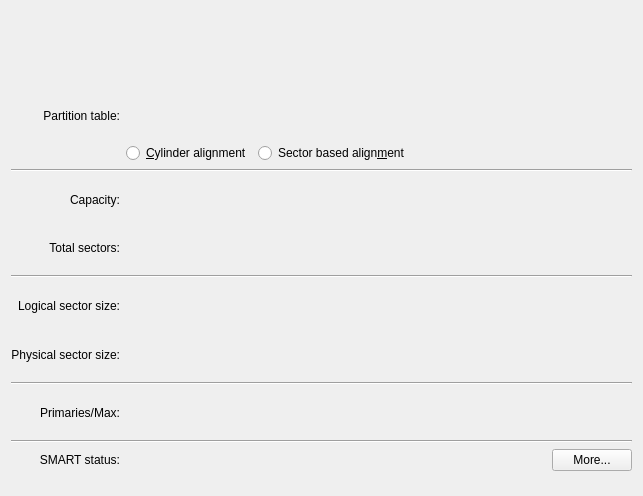
The window that src/gui/devicepropswidgetbase.ui (KDE/partitionmanager) describes before a commit, drawn with Qt 5.
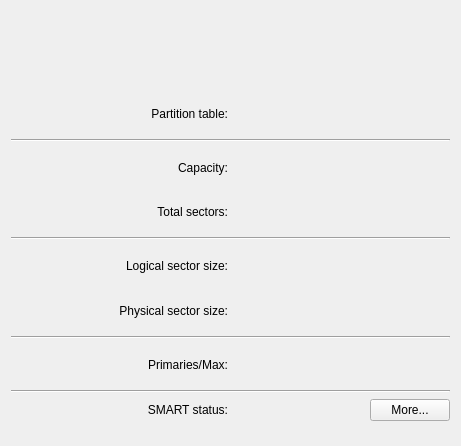
The same window after the commit. Custom widgets are drawn as their Qt base class.

Commit message: Remove support for CHS alignment.

```diff
--- a/src/gui/devicepropswidgetbase.ui
+++ b/src/gui/devicepropswidgetbase.ui
@@ -11,158 +11,12 @@
    <rect>
     <x>0</x>
     <y>0</y>
-    <width>643</width>
-    <height>496</height>
+    <width>451</width>
+    <height>446</height>
    </rect>
   </property>
   <layout class="QGridLayout" name="gridLayout">
-   <item row="0" column="0" colspan="2">
-    <widget class="PartTableWidget" name="m_PartTableWidget" native="true">
-     <property name="sizePolicy">
-      <sizepolicy hsizetype="Expanding" vsizetype="Fixed">
-       <horstretch>0</horstretch>
-       <verstretch>0</verstretch>
-      </sizepolicy>
-     </property>
-     <property name="minimumSize">
-      <size>
-       <width>0</width>
-       <height>60</height>
-      </size>
-     </property>
-     <property name="maximumSize">
-      <size>
-       <width>16777215</width>
-       <height>60</height>
-      </size>
-     </property>
-     <property name="contextMenuPolicy">
-      <enum>Qt::CustomContextMenu</enum>
-     </property>
-    </widget>
-   </item>
-   <item row="1" column="0" colspan="2">
-    <spacer name="verticalSpacer">
-     <property name="orientation">
-      <enum>Qt::Vertical</enum>
-     </property>
-     <property name="sizeType">
-      <enum>QSizePolicy::Fixed</enum>
-     </property>
-     <property name="sizeHint" stdset="0">
-      <size>
-       <width>439</width>
-       <height>17</height>
-      </size>
-     </property>
-    </spacer>
-   </item>
-   <item row="2" column="0">
-    <widget class="QLabel" name="m_LabelTextType">
-     <property name="text">
-      <string>Partition table:</string>
-     </property>
-     <property name="alignment">
-      <set>Qt::AlignRight|Qt::AlignTrailing|Qt::AlignVCenter</set>
-     </property>
-    </widget>
-   </item>
-   <item row="2" column="1">
-    <widget class="QLabel" name="m_LabelType">
-     <property name="text">
-      <string/>
-     </property>
-     <property name="textInteractionFlags">
-      <set>Qt::LinksAccessibleByMouse|Qt::TextSelectableByKeyboard|Qt::TextSelectableByMouse</set>
-     </property>
-    </widget>
-   </item>
-   <item row="3" column="1">
-    <layout class="QHBoxLayout" name="m_TypeLayout">
-     <item>
-      <widget class="QRadioButton" name="m_RadioCylinderBased">
-       <property name="text">
-        <string>&amp;Cylinder alignment</string>
-       </property>
-      </widget>
-     </item>
-     <item>
-      <widget class="QRadioButton" name="m_RadioSectorBased">
-       <property name="text">
-        <string>Sector based align&amp;ment</string>
-       </property>
-      </widget>
-     </item>
-     <item>
-      <spacer name="m_SpacerType">
-       <property name="orientation">
-        <enum>Qt::Horizontal</enum>
-       </property>
-       <property name="sizeHint" stdset="0">
-        <size>
-         <width>40</width>
-         <height>0</height>
-        </size>
-       </property>
-      </spacer>
-     </item>
-    </layout>
-   </item>
-   <item row="4" column="0" colspan="2">
-    <widget class="Line" name="line">
-     <property name="orientation">
-      <enum>Qt::Horizontal</enum>
-     </property>
-    </widget>
-   </item>
-   <item row="5" column="0">
-    <widget class="QLabel" name="m_LabelTextCapacity">
-     <property name="text">
-      <string>Capacity:</string>
-     </property>
-     <property name="alignment">
-      <set>Qt::AlignRight|Qt::AlignTrailing|Qt::AlignVCenter</set>
-     </property>
-    </widget>
-   </item>
-   <item row="5" column="1">
-    <widget class="QLabel" name="m_LabelCapacity">
-     <property name="text">
-      <string/>
-     </property>
-     <property name="textInteractionFlags">
-      <set>Qt::LinksAccessibleByMouse|Qt::TextSelectableByKeyboard|Qt::TextSelectableByMouse</set>
-     </property>
-    </widget>
-   </item>
-   <item row="6" column="0">
-    <widget class="QLabel" name="m_LabelTextTotalSectors">
-     <property name="text">
-      <string>Total sectors:</string>
-     </property>
-     <property name="alignment">
-      <set>Qt::AlignRight|Qt::AlignTrailing|Qt::AlignVCenter</set>
-     </property>
-    </widget>
-   </item>
-   <item row="6" column="1">
-    <widget class="QLabel" name="m_LabelTotalSectors">
-     <property name="text">
-      <string/>
-     </property>
-     <property name="textInteractionFlags">
-      <set>Qt::LinksAccessibleByMouse|Qt::TextSelectableByKeyboard|Qt::TextSelectableByMouse</set>
-     </property>
-    </widget>
-   </item>
-   <item row="7" column="0" colspan="2">
-    <widget class="Line" name="line_2">
-     <property name="orientation">
-      <enum>Qt::Horizontal</enum>
-     </property>
-    </widget>
-   </item>
-   <item row="8" column="0">
+   <item row="7" column="0">
     <widget class="QLabel" name="m_LabelTextLogicalSectorSize">
      <property name="text">
       <string>Logical sector size:</string>
@@ -172,51 +26,7 @@
      </property>
     </widget>
    </item>
-   <item row="8" column="1">
-    <widget class="QLabel" name="m_LabelLogicalSectorSize">
-     <property name="text">
-      <string/>
-     </property>
-     <property name="textInteractionFlags">
-      <set>Qt::LinksAccessibleByMouse|Qt::TextSelectableByKeyboard|Qt::TextSelectableByMouse</set>
-     </property>
-    </widget>
-   </item>
-   <item row="9" column="0">
-    <widget class="QLabel" name="m_LabelTextPhysicalSectorSize">
-     <property name="text">
-      <string>Physical sector size:</string>
-     </property>
-     <property name="alignment">
-      <set>Qt::AlignRight|Qt::AlignTrailing|Qt::AlignVCenter</set>
-     </property>
-    </widget>
-   </item>
-   <item row="9" column="1">
-    <widget class="QLabel" name="m_LabelPhysicalSectorSize">
-     <property name="text">
-      <string/>
-     </property>
-     <property name="textInteractionFlags">
-      <set>Qt::LinksAccessibleByMouse|Qt::TextSelectableByKeyboard|Qt::TextSelectableByMouse</set>
-     </property>
-    </widget>
-   </item>
-   <item row="10" column="0" colspan="2">
-    <widget class="Line" name="line_3">
-     <property name="orientation">
-      <enum>Qt::Horizontal</enum>
-     </property>
-    </widget>
-   </item>
-   <item row="12" column="0" colspan="2">
-    <widget class="Line" name="line_4">
-     <property name="orientation">
-      <enum>Qt::Horizontal</enum>
-     </property>
-    </widget>
-   </item>
-   <item row="11" column="0">
+   <item row="10" column="0">
     <widget class="QLabel" name="m_LabelTextPrimariesMax">
      <property name="text">
       <string>Primaries/Max:</string>
@@ -226,27 +36,17 @@
      </property>
     </widget>
    </item>
-   <item row="11" column="1">
-    <widget class="QLabel" name="m_LabelPrimariesMax">
+   <item row="5" column="0">
+    <widget class="QLabel" name="m_LabelTextTotalSectors">
      <property name="text">
-      <string/>
-     </property>
-     <property name="textInteractionFlags">
-      <set>Qt::LinksAccessibleByMouse|Qt::TextSelectableByKeyboard|Qt::TextSelectableByMouse</set>
-     </property>
-    </widget>
-   </item>
-   <item row="13" column="0">
-    <widget class="QLabel" name="m_LabelTextSmartStatus">
-     <property name="text">
-      <string>SMART status:</string>
+      <string>Total sectors:</string>
      </property>
      <property name="alignment">
       <set>Qt::AlignRight|Qt::AlignTrailing|Qt::AlignVCenter</set>
      </property>
     </widget>
    </item>
-   <item row="13" column="1">
+   <item row="12" column="1">
     <layout class="QHBoxLayout" name="horizontalLayout">
      <item>
       <widget class="QLabel" name="m_LabelSmartStatusIcon">
@@ -286,7 +86,63 @@
      </item>
     </layout>
    </item>
-   <item row="14" column="0" colspan="2">
+   <item row="4" column="0">
+    <widget class="QLabel" name="m_LabelTextCapacity">
+     <property name="text">
+      <string>Capacity:</string>
+     </property>
+     <property name="alignment">
+      <set>Qt::AlignmentFlag::AlignRight|Qt::AlignmentFlag::AlignTrailing|Qt::AlignmentFlag::AlignVCenter</set>
+     </property>
+    </widget>
+   </item>
+   <item row="4" column="1">
+    <widget class="QLabel" name="m_LabelCapacity">
+     <property name="text">
+      <string/>
+     </property>
+     <property name="textInteractionFlags">
+      <set>Qt::TextInteractionFlag::LinksAccessibleByMouse|Qt::TextInteractionFlag::TextSelectableByKeyboard|Qt::TextInteractionFlag::TextSelectableByMouse</set>
+     </property>
+    </widget>
+   </item>
+   <item row="12" column="0">
+    <widget class="QLabel" name="m_LabelTextSmartStatus">
+     <property name="text">
+      <string>SMART status:</string>
+     </property>
+     <property name="alignment">
+      <set>Qt::AlignmentFlag::AlignRight|Qt::AlignmentFlag::AlignTrailing|Qt::AlignmentFlag::AlignVCenter</set>
+     </property>
+    </widget>
+   </item>
+   <item row="7" column="1">
+    <widget class="QLabel" name="m_LabelLogicalSectorSize">
+     <property name="text">
+      <string/>
+     </property>
+     <property name="textInteractionFlags">
+      <set>Qt::TextInteractionFlag::LinksAccessibleByMouse|Qt::TextInteractionFlag::TextSelectableByKeyboard|Qt::TextInteractionFlag::TextSelectableByMouse</set>
+     </property>
+    </widget>
+   </item>
+   <item row="1" column="0" colspan="2">
+    <spacer name="verticalSpacer">
+     <property name="orientation">
+      <enum>Qt::Orientation::Vertical</enum>
+     </property>
+     <property name="sizeType">
+      <enum>QSizePolicy::Policy::Fixed</enum>
+     </property>
+     <property name="sizeHint" stdset="0">
+      <size>
+       <width>439</width>
+       <height>17</height>
+      </size>
+     </property>
+    </spacer>
+   </item>
+   <item row="13" column="0" colspan="2">
     <spacer name="verticalSpacer_2">
      <property name="orientation">
       <enum>Qt::Vertical</enum>
@@ -302,6 +158,119 @@
      </property>
     </spacer>
    </item>
+   <item row="8" column="1">
+    <widget class="QLabel" name="m_LabelPhysicalSectorSize">
+     <property name="text">
+      <string/>
+     </property>
+     <property name="textInteractionFlags">
+      <set>Qt::TextInteractionFlag::LinksAccessibleByMouse|Qt::TextInteractionFlag::TextSelectableByKeyboard|Qt::TextInteractionFlag::TextSelectableByMouse</set>
+     </property>
+    </widget>
+   </item>
+   <item row="2" column="1">
+    <widget class="QLabel" name="m_LabelType">
+     <property name="text">
+      <string/>
+     </property>
+     <property name="textInteractionFlags">
+      <set>Qt::TextInteractionFlag::LinksAccessibleByMouse|Qt::TextInteractionFlag::TextSelectableByKeyboard|Qt::TextInteractionFlag::TextSelectableByMouse</set>
+     </property>
+    </widget>
+   </item>
+   <item row="6" column="0" colspan="2">
+    <widget class="Line" name="line_2">
+     <property name="orientation">
+      <enum>Qt::Orientation::Horizontal</enum>
+     </property>
+    </widget>
+   </item>
+   <item row="3" column="0" colspan="2">
+    <widget class="Line" name="line">
+     <property name="orientation">
+      <enum>Qt::Orientation::Horizontal</enum>
+     </property>
+    </widget>
+   </item>
+   <item row="8" column="0">
+    <widget class="QLabel" name="m_LabelTextPhysicalSectorSize">
+     <property name="text">
+      <string>Physical sector size:</string>
+     </property>
+     <property name="alignment">
+      <set>Qt::AlignmentFlag::AlignRight|Qt::AlignmentFlag::AlignTrailing|Qt::AlignmentFlag::AlignVCenter</set>
+     </property>
+    </widget>
+   </item>
+   <item row="11" column="0" colspan="2">
+    <widget class="Line" name="line_4">
+     <property name="orientation">
+      <enum>Qt::Orientation::Horizontal</enum>
+     </property>
+    </widget>
+   </item>
+   <item row="0" column="0" colspan="2">
+    <widget class="PartTableWidget" name="m_PartTableWidget" native="true">
+     <property name="sizePolicy">
+      <sizepolicy hsizetype="Expanding" vsizetype="Fixed">
+       <horstretch>0</horstretch>
+       <verstretch>0</verstretch>
+      </sizepolicy>
+     </property>
+     <property name="minimumSize">
+      <size>
+       <width>0</width>
+       <height>60</height>
+      </size>
+     </property>
+     <property name="maximumSize">
+      <size>
+       <width>16777215</width>
+       <height>60</height>
+      </size>
+     </property>
+     <property name="contextMenuPolicy">
+      <enum>Qt::ContextMenuPolicy::CustomContextMenu</enum>
+     </property>
+    </widget>
+   </item>
+   <item row="10" column="1">
+    <widget class="QLabel" name="m_LabelPrimariesMax">
+     <property name="text">
+      <string/>
+     </property>
+     <property name="textInteractionFlags">
+      <set>Qt::TextInteractionFlag::LinksAccessibleByMouse|Qt::TextInteractionFlag::TextSelectableByKeyboard|Qt::TextInteractionFlag::TextSelectableByMouse</set>
+     </property>
+    </widget>
+   </item>
+   <item row="5" column="1">
+    <widget class="QLabel" name="m_LabelTotalSectors">
+     <property name="text">
+      <string/>
+     </property>
+     <property name="textInteractionFlags">
+      <set>Qt::TextInteractionFlag::LinksAccessibleByMouse|Qt::TextInteractionFlag::TextSelectableByKeyboard|Qt::TextInteractionFlag::TextSelectableByMouse</set>
+     </property>
+    </widget>
+   </item>
+   <item row="9" column="0" colspan="2">
+    <widget class="Line" name="line_3">
+     <property name="orientation">
+      <enum>Qt::Orientation::Horizontal</enum>
+     </property>
+    </widget>
+   </item>
+   <item row="2" column="0">
+    <widget class="QLabel" name="m_LabelTextType">
+     <property name="text">
+      <string>Partition table:</string>
+     </property>
+     <property name="alignment">
+      <set>Qt::AlignmentFlag::AlignRight|Qt::AlignmentFlag::AlignTrailing|Qt::AlignmentFlag::AlignVCenter</set>
+     </property>
+    </widget>
+   </item>
   </layout>
  </widget>
  <customwidgets>
```
Left out of the diff: 12 changed lines with no effect on the pictures. The commit also changes 8 other files.
